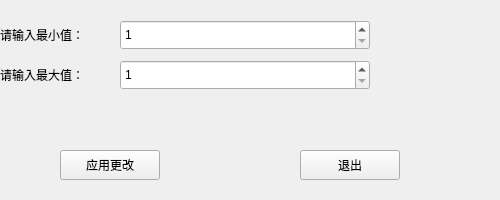
Above: ui/settings.ui from zhangxuan2011/RandomChoose before the change. Below: the same form after it.
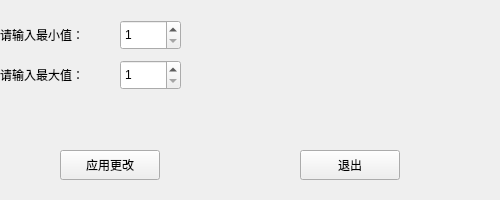
That is the form after the change.

Diff of the .ui file:
```diff
--- a/ui/settings.ui
+++ b/ui/settings.ui
@@ -19,7 +19,7 @@
      <rect>
       <x>120</x>
       <y>20</y>
-      <width>250</width>
+      <width>61</width>
       <height>30</height>
      </rect>
     </property>
@@ -45,7 +45,7 @@
      <rect>
       <x>120</x>
       <y>60</y>
-      <width>250</width>
+      <width>61</width>
       <height>30</height>
      </rect>
     </property>
```
Left out of the diff: 2 changed lines with no effect on the pictures.
